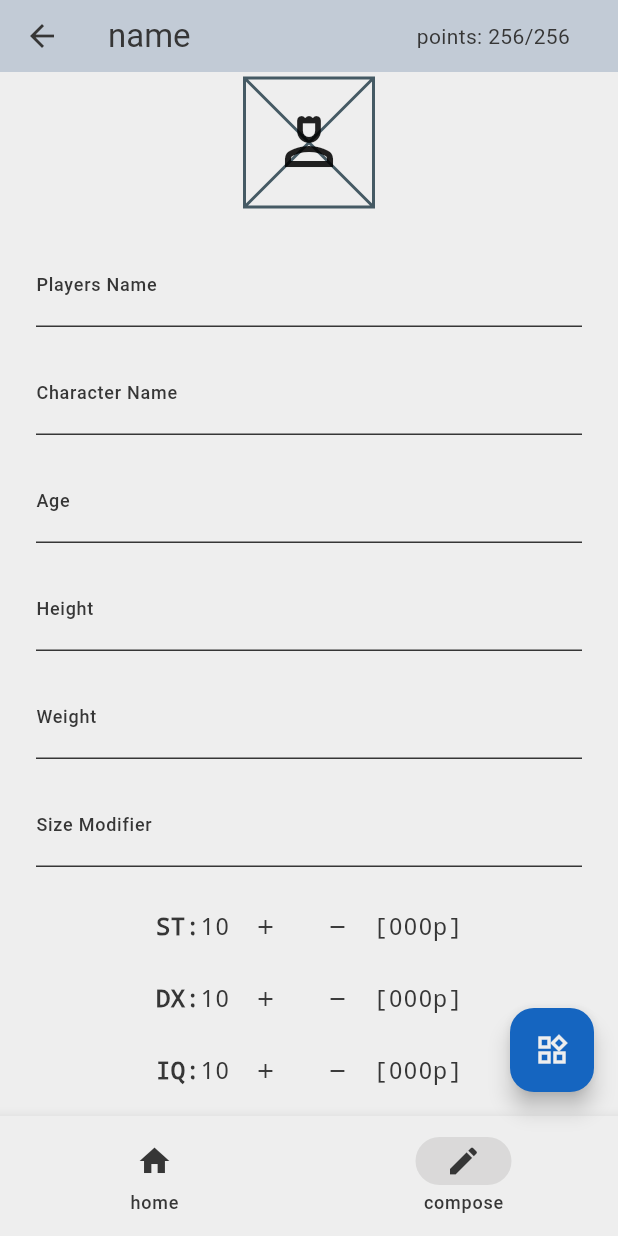
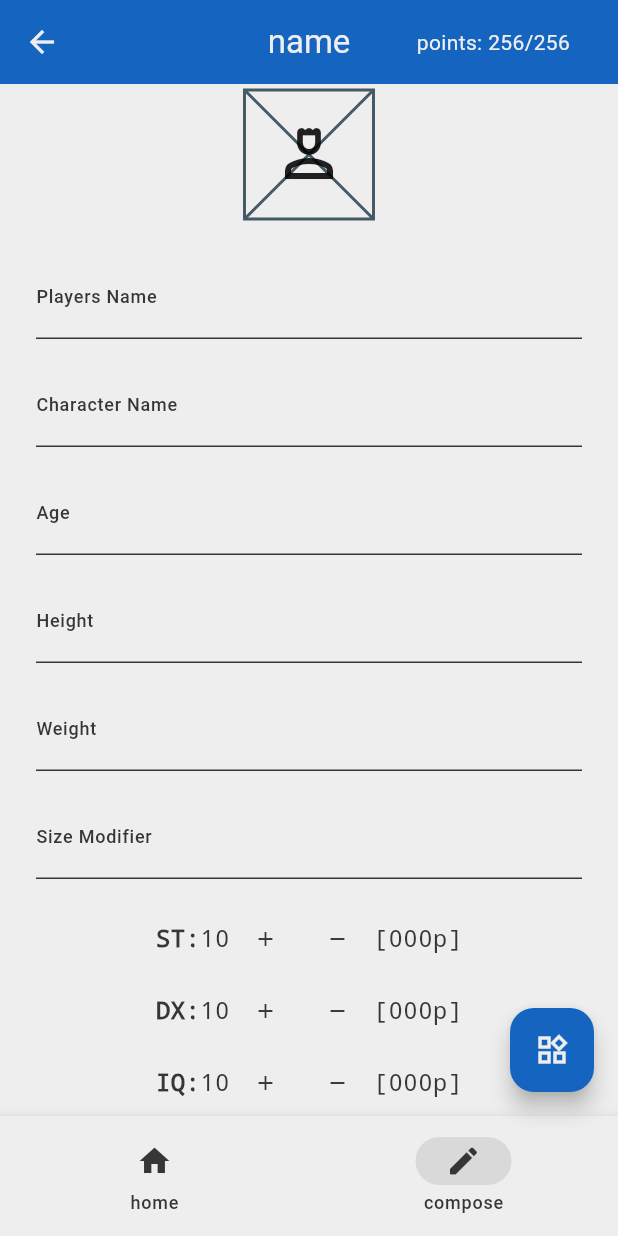
Before and after one commit to Aidaman/gurps_character_creation, a Flutter app: the ComposePage screen opened by its route, on a phone screen of 412 x 824 dp. Run offline on Flutter 3.47's test engine with Material 3 defaults, Android fonts, the phone set to English and light mode, and no system bars; our stand-ins replace gap.

Commit message:
fix: fixed theme for AppBar, removed redundant code

```diff
--- a/lib/pages/compose.dart
+++ b/lib/pages/compose.dart
@@ -90,11 +90,11 @@ class _ComposePageState extends State<ComposePage> {
       selectedIndex: 1,
       appBar: AppBar(
         title: Text(characterProvider.character.name),
-        backgroundColor: Theme.of(context).colorScheme.secondary,
-        foregroundColor: Theme.of(context).colorScheme.onSecondary,
+        foregroundColor: Theme.of(context).colorScheme.onPrimary,
+        backgroundColor: Theme.of(context).colorScheme.primary,
         elevation: COMMON_ELLEVATION,
-        toolbarHeight: APP_BAR_HEIGHT,
-        centerTitle: MediaQuery.of(context).size.width > MAX_MOBILE_WIDTH,
+        centerTitle: true,
+        // shadowColor: Theme.of(context).colorScheme.secondary,
         actions: [
           Text(
             'points: ${characterProvider.character.remainingPoints}/${characterProvider.character.points}',
--- a/lib/widgets/layouting/responsive_scaffold.dart
+++ b/lib/widgets/layouting/responsive_scaffold.dart
@@ -52,10 +52,8 @@ class _ResponsiveScaffoldState extends State<ResponsiveScaffold> {
         onDestinationSelected: _onItemTapped,
         selectedIndex: widget.selectedIndex,
         elevation: COMMON_ELLEVATION,
-        minWidth: 64,
         useIndicator: true,
         labelType: NavigationRailLabelType.all,
-        backgroundColor: Theme.of(context).colorScheme.surface,
       ),
       Expanded(child: widget.body)
     ]);
```
